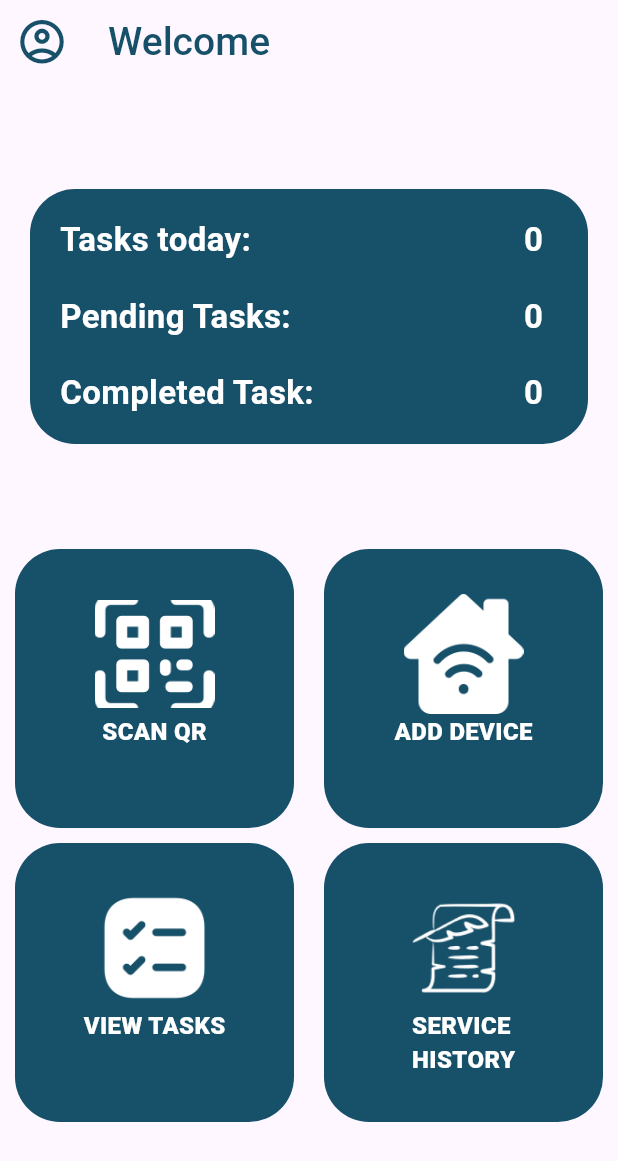
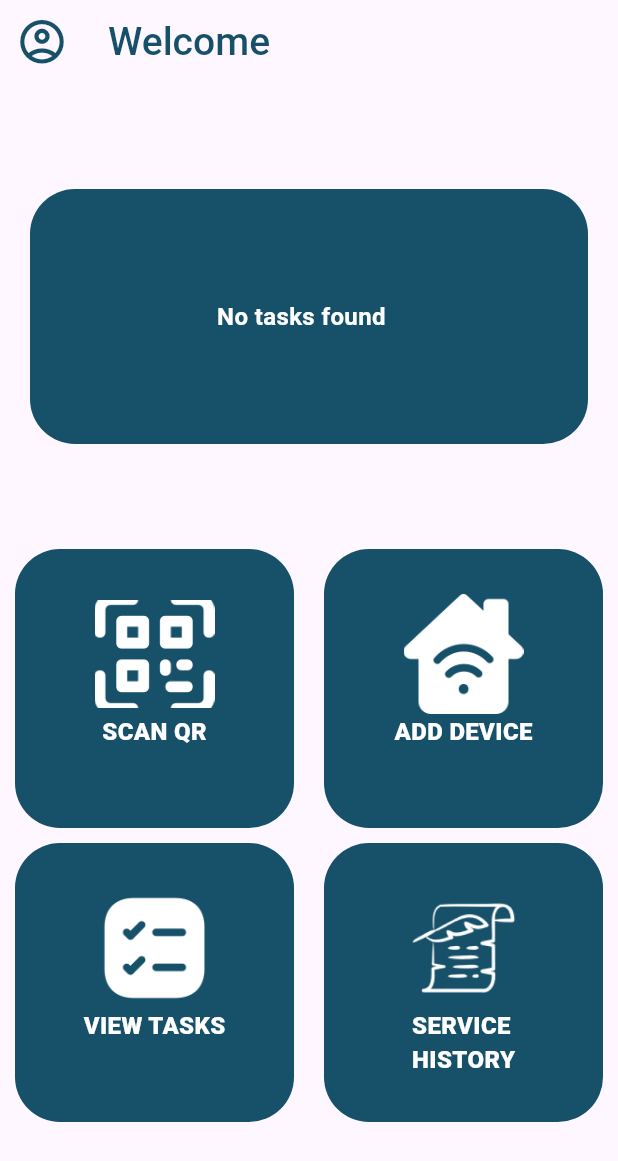
Before and after one commit to Varun-K34/TechQRMaintance, a Flutter app: the Home screen opened directly, on a phone screen of 412 x 824 dp. Shown: the top 1161 px of the screen. Run offline on Flutter 3.47's test engine with Material 3 defaults, Android fonts, the light colour scheme and no system bars; our stand-ins replace bloc, dartz, dio, flutter_bloc, freezed_annotation, get_it and 2 more; missing offline and left inert: mobile_scanner; accounts and stored records are empty; network calls fail.

Commit message:
Integrate Complaintbloc for state management in Home screen; update UI to display task statuses and handle loading/error states

```diff
--- a/lib/Screens/home/home.dart
+++ b/lib/Screens/home/home.dart
@@ -1,6 +1,8 @@
 import 'package:flutter/material.dart';
+import 'package:flutter_bloc/flutter_bloc.dart';
 import 'package:techqrmaintance/Screens/home/widgets/grid_button.dart';
 import 'package:techqrmaintance/Screens/home/widgets/task_summary.dart';
+import 'package:techqrmaintance/application/bloccomplaint/complaintbloc_bloc.dart';
 
 class Home extends StatelessWidget {
   final List gridList = [
@@ -25,6 +27,9 @@ class Home extends StatelessWidget {
 
   @override
   Widget build(BuildContext context) {
+    WidgetsBinding.instance.addPostFrameCallback((timeStamp) {
+      context.read<ComplaintblocBloc>().add(ComplaintblocEvent.getComplaintsTasks());
+    },);
     return Scaffold(
       appBar: AppBar(
         leading: Icon(
@@ -52,28 +57,73 @@ class Home extends StatelessWidget {
               decoration: BoxDecoration(
                   color: Color(0xff165069),
                   borderRadius: BorderRadius.circular(30)),
-              child: Column(
+              child: BlocBuilder<ComplaintblocBloc, ComplaintblocState>(
+                builder: (context, state) {
+                  if (state.isLoading) {
+                    return Center(
+                      child: CircularProgressIndicator(),
+                    );
+                  } else if (state.complaints.isEmpty) {
+                    return Center(
+                      child: Text(
+                        "No tasks found",
+                        style: TextStyle(
+                          color: Colors.white,
+                          fontSize: 16,
+                          fontWeight: FontWeight.bold,
+                        ),
+                        textAlign: TextAlign.center,
+                      ),
+                    );
+                  } else if (state.isFailure) {
+                    return Center(
+                      child: Text(
+                        "Oops! Something went wrong. Please try again later.",
+                        style: TextStyle(
+                          color: Colors.white,
+                          fontSize: 16,
+                          fontWeight: FontWeight.bold,
+                        ),
+                        textAlign: TextAlign.center,
+                      ),
+                    );
+                  }
+                  return Column(
                     mainAxisAlignment: MainAxisAlignment.center,
                     children: [
                       ContainerTextRow(
                         title: "Tasks today:",
-                    value: "0",
+                        value: state.complaints
+                            .where((task) => task.status == "unassigned")
+                            .toList()
+                            .length
+                            .toString(),
                       ),
                       SizedBox(
                         height: 20,
                       ),
                       ContainerTextRow(
                         title: "Pending Tasks:",
-                    value: "0",
+                        value: state.complaints
+                            .where((task) => task.status == "pending")
+                            .toList()
+                            .length
+                            .toString(),
                       ),
                       SizedBox(
                         height: 20,
                       ),
                       ContainerTextRow(
                         title: "Completed Task:",
-                    value: "0",
+                        value: state.complaints
+                            .where((task) => task.status == "completed")
+                            .toList()
+                            .length
+                            .toString(),
                       ),
                     ],
+                  );
+                },
               ),
             ),
           ),
```
Lines whose indentation alone changed are shown as unchanged.
